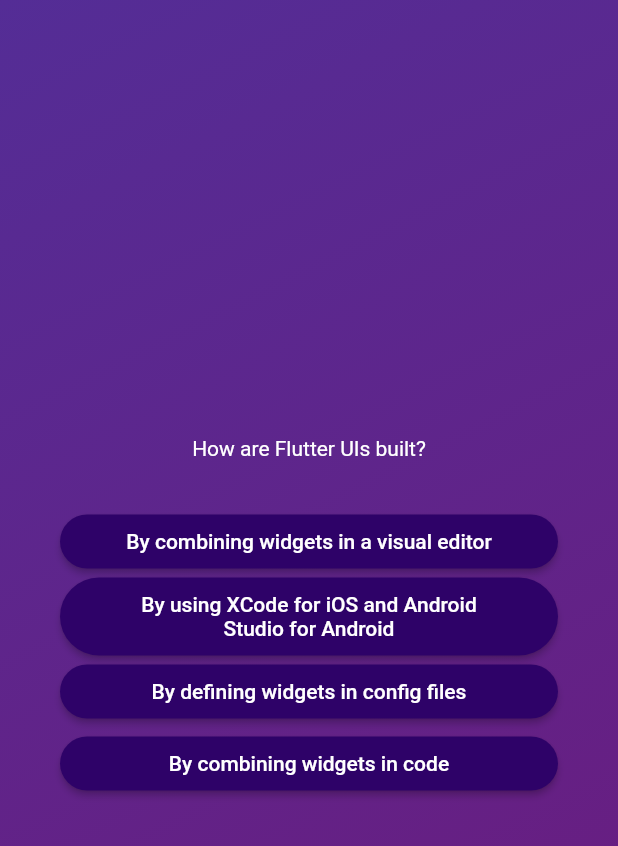
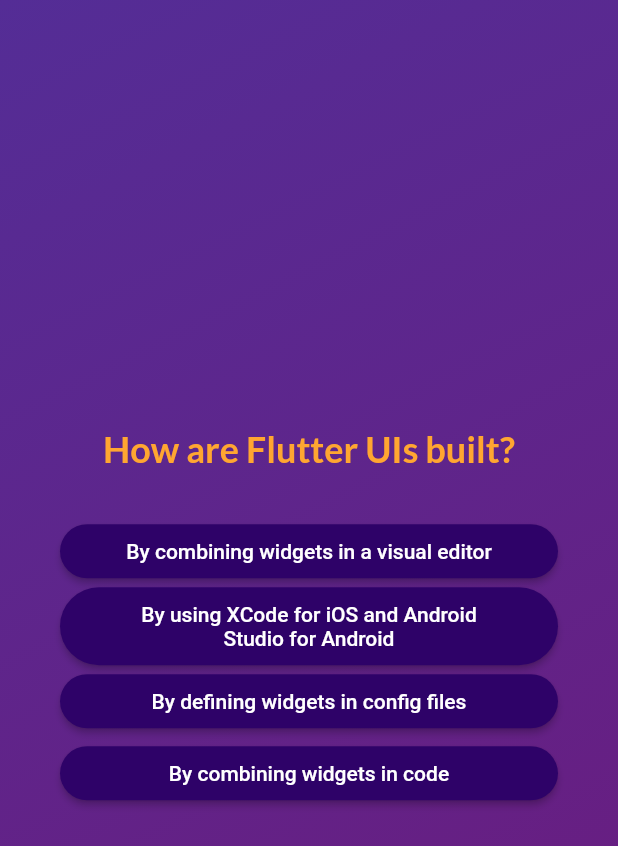
Before and after one commit to stayros130/Flutter_training, a Flutter app: the screen it shows after launch, after a tap on "Start Quiz", after a tap on "Components", on a phone screen of 412 x 824 dp. Shown: the top 846 px of the screen. Run offline on Flutter 3.47's test engine with Material 2 defaults, Android fonts, the light colour scheme and no system bars; our stand-ins replace google_fonts.

Commit message:
Changed fonts and now it saves the answers of the user

```diff
--- a/adv_basics_s/lib/models/answer_button.dart
+++ b/adv_basics_s/lib/models/answer_button.dart
@@ -1,7 +1,7 @@
 import 'package:flutter/material.dart';
 
 class AnswerButton extends StatelessWidget {
-  const AnswerButton(this.answerText, this.onTap, {super.key});
+  const AnswerButton({super.key, required this.answerText, required this.onTap});
 
   final String answerText;
   final void Function() onTap;
--- a/adv_basics_s/lib/questions_screen.dart
+++ b/adv_basics_s/lib/questions_screen.dart
@@ -1,9 +1,12 @@
 import 'package:adv_basics_s/data/questions.dart';
 import 'package:adv_basics_s/models/answer_button.dart';
 import 'package:flutter/material.dart';
+import 'package:google_fonts/google_fonts.dart';
 
 class QuestionsScreen extends StatefulWidget{
-  const QuestionsScreen({super.key});
+  const QuestionsScreen(this.onSelectAnswer, {super.key});
+
+  final void Function(String answer) onSelectAnswer;
 
   @override
   State<QuestionsScreen> createState() {
@@ -14,7 +17,8 @@
 class _QuestionsScreenState extends State<QuestionsScreen> {
   var currentQuestionIndex = 0;
 
-  answerQuestion() {
+  answerQuestion(String selectedAnswers) {
+    widget.onSelectAnswer(selectedAnswers);
     setState(() {
       currentQuestionIndex++;
     });
@@ -34,14 +38,21 @@
           children: [
           Text(
             currentQuestion.text,
-            style: const TextStyle(
-              color: Colors.white,
+            style: GoogleFonts.lato(
+              color: const Color.fromARGB(255, 255, 166, 49),
+              fontSize: 24,
+              fontWeight: FontWeight.bold,
             ),
             textAlign: TextAlign.center,
           ),
           const SizedBox(height: 30,),
           ...currentQuestion.getShuffledAnswers().map((answer) {
-            return AnswerButton(answer , answerQuestion,);
+            return AnswerButton(
+              answerText: answer ,
+              onTap: () {
+                answerQuestion(answer);
+              },
+            );
           }),
           ],
         ),
--- a/adv_basics_s/lib/quiz.dart
+++ b/adv_basics_s/lib/quiz.dart
@@ -17,6 +17,7 @@
 }
 
 class _QuizState extends State<Quiz> {
+  final List<String> selectedAnswers = [];
   var activeScreen = 'start-screen';
 
   void switchScreen() {
@@ -25,12 +26,16 @@
     });
   }
 
+  void chooseAnswer(String answer){
+    selectedAnswers.add(answer);
+  }
+
   @override
   Widget build(context) {
     Widget screenWidget = StartScreen(switchScreen);
 
     if (activeScreen == 'questions-screen') {
-      screenWidget = const QuestionsScreen();
+      screenWidget = QuestionsScreen(chooseAnswer);
     }
 
     return MaterialApp(
--- a/adv_basics_s/lib/start_screen.dart
+++ b/adv_basics_s/lib/start_screen.dart
@@ -1,4 +1,5 @@
 import 'package:flutter/material.dart';
+import 'package:google_fonts/google_fonts.dart';
 
 class StartScreen extends StatelessWidget {
   const StartScreen(this.startQuiz, {super.key});
@@ -23,10 +24,10 @@
             //   ),
             // ),
           const SizedBox(height: 80),
-          const Text(
+          Text(
             'Learn Flutter the fun way!',
-            style: TextStyle(
-              color: Color.fromARGB(255, 255, 255, 255),
+            style: GoogleFonts.lato(
+              color: const Color.fromARGB(255, 255, 255, 255),
               fontSize: 26,
             ),
           ),
--- a/adv_basics_s/pubspec.yaml
+++ b/adv_basics_s/pubspec.yaml
@@ -35,6 +35,7 @@
   # The following adds the Cupertino Icons font to your application.
   # Use with the CupertinoIcons class for iOS style icons.
   cupertino_icons: ^1.0.2
+  google_fonts: ^6.1.0
 
 dev_dependencies:
   flutter_test:
```
Also changed, not shown: adv_basics_s/pubspec.lock, 1 other file.
